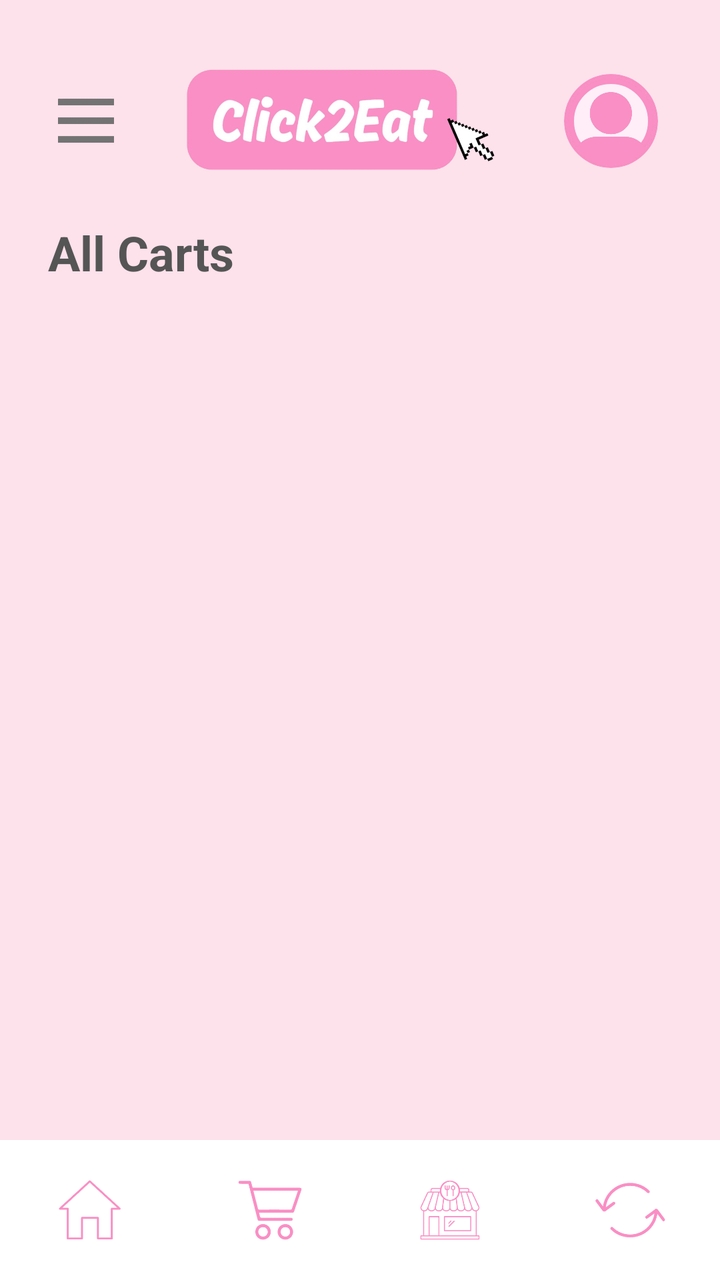
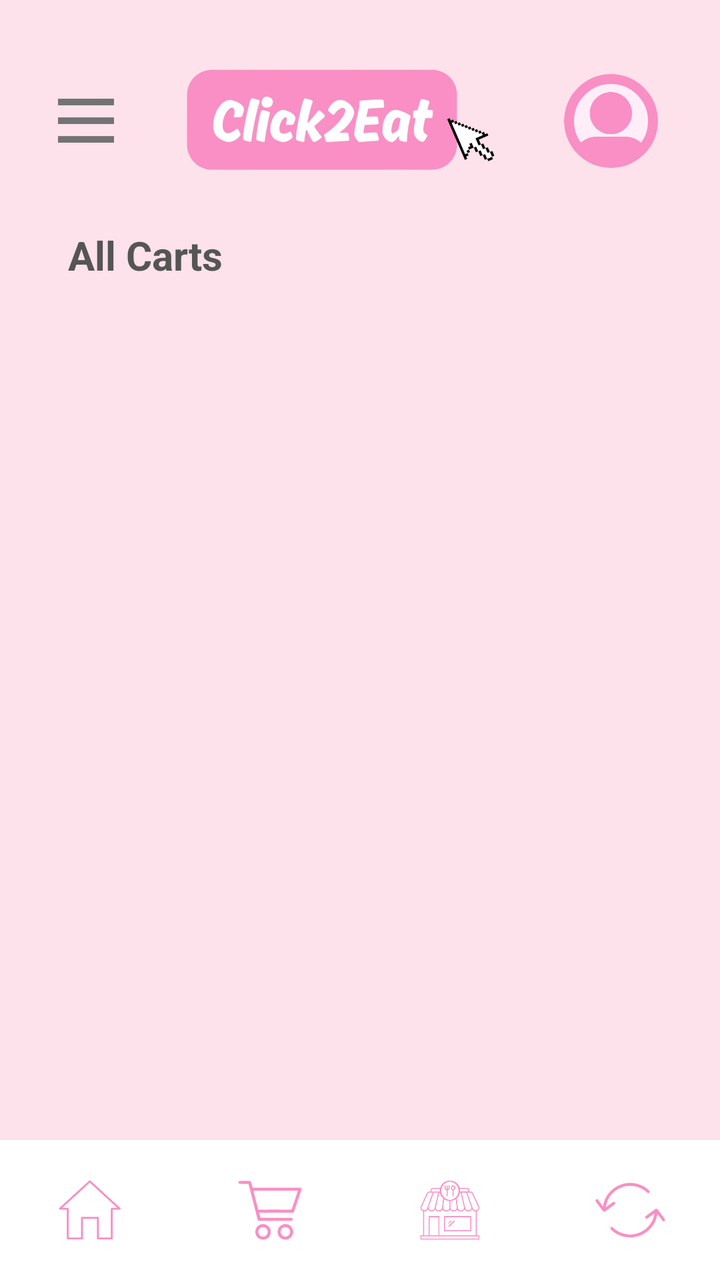

An Android layout rendered at two revisions. The XML below is the earlier revision; the diff shows what the commit changed to produce the second picture.
<!-- AndroidManifest.xml: application theme Theme.Click2Eat -->
<!-- res/layout/activity_cart.xml -->
<?xml version="1.0" encoding="utf-8"?>
<LinearLayout
    xmlns:android="http://schemas.android.com/apk/res/android"
    android:layout_width="match_parent"
    android:layout_height="match_parent"
    android:orientation="vertical"
    android:background="#FDE1EB">

    
    <LinearLayout
        android:layout_width="match_parent"
        android:layout_height="71dp"
        android:layout_marginStart="20dp"
        android:layout_marginTop="25dp"
        android:layout_marginEnd="18dp"
        android:gravity="center_vertical"
        android:orientation="horizontal">

        <ImageView
            android:id="@+id/btnMenu"
            android:layout_width="28dp"
            android:layout_height="30dp"
            android:layout_marginLeft="9dp"
            android:contentDescription="Menu"
            android:src="@drawable/three_line_icon" />

        <ImageView
            android:id="@+id/imgClick2EatLogo"
            android:layout_width="0dp"
            android:layout_height="58dp"
            android:layout_weight="1"
            android:contentDescription="Click2Eat logo"
            android:scaleType="fitCenter"
            android:src="@drawable/click2eat_logo_no_bg" />

        <ImageView
            android:id="@+id/btnProfile"
            android:layout_width="47dp"
            android:layout_height="47dp"
            android:layout_marginEnd="13dp"
            android:background="@drawable/bg_profile_circle"
            android:clipToOutline="true"
            android:contentDescription="Open profile"
            android:scaleType="centerCrop"
            android:src="@drawable/default_profile2" />
    </LinearLayout>

    
    <TextView
        android:layout_width="match_parent"
        android:layout_height="wrap_content"
        android:paddingStart="24dp"
        android:paddingTop="14dp"
        android:paddingBottom="16dp"
        android:text="All Carts"
        android:textColor="#555555"
        android:textSize="24sp"
        android:textStyle="bold" />

    
    <FrameLayout
        android:layout_width="match_parent"
        android:layout_height="0dp"
        android:layout_weight="1">

        <androidx.recyclerview.widget.RecyclerView
            android:id="@+id/recyclerRestaurantCarts"
            android:layout_width="match_parent"
            android:layout_height="match_parent"
            android:paddingStart="20dp"
            android:paddingEnd="20dp"
            android:paddingTop="4dp"
            android:paddingBottom="20dp"
            android:clipToPadding="false" />

        <TextView
            android:id="@+id/txtEmptyCart"
            android:layout_width="match_parent"
            android:layout_height="wrap_content"
            android:layout_gravity="center"
            android:padding="20dp"
            android:text="Your cart is empty."
            android:textColor="#666666"
            android:textSize="16sp"
            android:gravity="center"
            android:visibility="gone" />

    </FrameLayout>

    
    <LinearLayout
        android:layout_width="match_parent"
        android:layout_height="70dp"
        android:background="@color/click_white"
        android:gravity="center"
        android:orientation="horizontal">

        <ImageButton
            android:id="@+id/btnHome"
            android:layout_width="0dp"
            android:layout_height="match_parent"
            android:layout_weight="1"
            android:background="@android:color/transparent"
            android:contentDescription="Home"
            android:padding="20dp"
            android:scaleType="centerInside"
            android:src="@drawable/dashboard_icon" />

        <ImageButton
            android:id="@+id/btnCart"
            android:layout_width="0dp"
            android:layout_height="match_parent"
            android:layout_weight="1"
            android:background="@android:color/transparent"
            android:contentDescription="Cart"
            android:padding="20dp"
            android:scaleType="centerInside"
            android:src="@drawable/cart_icon" />

        <ImageButton
            android:id="@+id/btnRestaurants"
            android:layout_width="0dp"
            android:layout_height="match_parent"
            android:layout_weight="1"
            android:background="@android:color/transparent"
            android:contentDescription="Restaurants"
            android:padding="20dp"
            android:scaleType="centerInside"
            android:src="@drawable/restaurants_icon" />

        <ImageButton
            android:id="@+id/btnOrders"
            android:layout_width="0dp"
            android:layout_height="match_parent"
            android:layout_weight="1"
            android:background="@android:color/transparent"
            android:contentDescription="Order history"
            android:padding="21dp"
            android:scaleType="centerInside"
            android:src="@drawable/history_icon" />

    </LinearLayout>

</LinearLayout>
<!-- resources referenced by this layout -->
<resources>
  <color name="click_white">#FFFFFF</color>
  <!-- drawable bg_profile_circle (drawable) -->
  <?xml version="1.0" encoding="utf-8"?>
  <shape xmlns:android="http://schemas.android.com/apk/res/android"
      android:shape="oval">
  
      <solid android:color="@color/click_light_pink"/>
  
      <stroke
          android:width="5dp"
          android:color="@color/click_pink"/>
  
  </shape>
  <!-- drawable cart_icon: png bitmap (drawable, 4194 bytes) -->
  <!-- drawable click2eat_logo_no_bg: png bitmap (drawable, 139894 bytes) -->
  <!-- drawable dashboard_icon: png bitmap (drawable, 2342 bytes) -->
  <!-- drawable default_profile2: png bitmap (drawable, 52318 bytes) -->
  <!-- drawable history_icon: png bitmap (drawable, 4571 bytes) -->
  <!-- drawable restaurants_icon: png bitmap (drawable, 7734 bytes) -->
  <!-- drawable three_line_icon: png bitmap (drawable, 2015 bytes) -->
  <style name="Theme.Click2Eat" parent="Base.Theme.Click2Eat" />
  <color name="click_light_pink">#ffeef8</color>
  <color name="click_pink">#f98fc4</color>
  <style name="Base.Theme.Click2Eat" parent="Theme.Material3.DayNight.NoActionBar">
          
          
      </style>
</resources>

<!-- the commit's change to res/layout/activity_cart.xml (unified diff, before → after) -->
@@ -50,11 +50,12 @@
         android:layout_width="match_parent"
         android:layout_height="wrap_content"
         android:paddingStart="24dp"
-        android:paddingTop="14dp"
+        android:paddingTop="18dp"
         android:paddingBottom="16dp"
+        android:layout_marginLeft="10dp"
         android:text="All Carts"
         android:textColor="#555555"
-        android:textSize="24sp"
+        android:textSize="20sp"
         android:textStyle="bold" />
 
     
@@ -65,11 +66,12 @@
 
         <androidx.recyclerview.widget.RecyclerView
             android:id="@+id/recyclerRestaurantCarts"
-            android:layout_width="match_parent"
+            android:layout_width="385dp"
             android:layout_height="match_parent"
             android:paddingStart="20dp"
             android:paddingEnd="20dp"
             android:paddingTop="4dp"
+            android:layout_marginLeft="12dp"
             android:paddingBottom="20dp"
             android:clipToPadding="false" />
 
